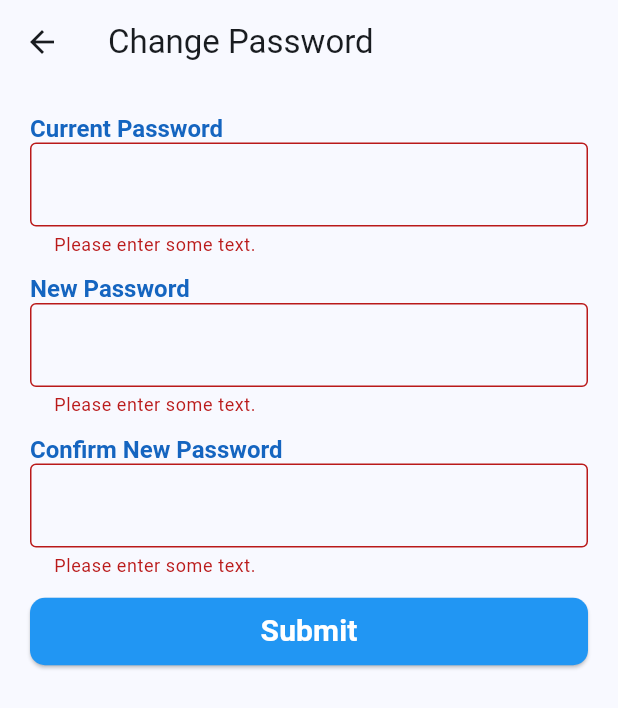
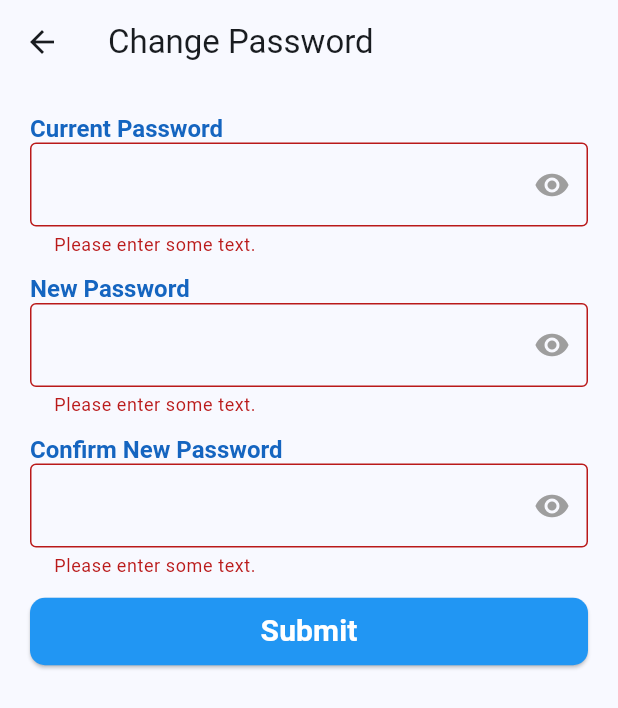
Before and after one commit to Pipeline-To-Better-Placemaking/P2BP-2025Spring-Mobile, a Flutter app: the ChangePasswordPage screen opened directly, after a tap on "Submit", on a phone screen of 412 x 824 dp. Shown: the top 708 px of the screen. Run offline on Flutter 3.47's test engine with Material 3 defaults, Android fonts, the phone set to English and light mode, and no system bars; our stand-ins replace cloud_firestore, firebase_auth, firebase_core; accounts and stored records are empty; generated files the repository leaves out were written again; network calls fail.

Commit message:
Add backend functionality to change password page
Also add toggling visibility of password fields feature from other pages, plus a couple tiny fixes/tweaks in other places.

```diff
--- a/lib/change_password_page.dart
+++ b/lib/change_password_page.dart
@@ -1,4 +1,5 @@
 import 'package:flutter/material.dart';
+import 'package:firebase_auth/firebase_auth.dart';
 import 'widgets.dart';
 
 class ChangePasswordPage extends StatelessWidget {
@@ -35,11 +36,15 @@ class ChangePasswordForm extends StatefulWidget {
 
 class _ChangePasswordFormState extends State<ChangePasswordForm> {
   final _formKey = GlobalKey<FormState>();
+  final User? _currentUser = FirebaseAuth.instance.currentUser;
   final TextEditingController // this comment is for fixing formatting
       _currentPasswordController = TextEditingController(),
       _newPasswordController = TextEditingController(),
       _confirmPasswordController = TextEditingController();
   String? _currentPassErrorText, _newPassErrorText, _confirmPassErrorText;
+  bool _currentPassObscureText = true;
+  bool _newPassObscureText = true;
+  bool _confirmPassObscureText = true;
 
   @override
   void dispose() {
@@ -47,6 +52,88 @@ class _ChangePasswordFormState extends State<ChangePasswordForm> {
     _newPasswordController.dispose();
     _confirmPasswordController.dispose();
     super.dispose();
+  }
+
+  // Returns true if current password matches, otherwise false and/or throws error.
+  Future<bool> _validateCurrentPassword(String password) async {
+    try {
+      // Verify given password matches user
+      UserCredential? userCredential =
+          await _currentUser?.reauthenticateWithCredential(
+        EmailAuthProvider.credential(
+          email: _currentUser.email!,
+          password: password,
+        ),
+      );
+      // If credential exists and matches current user, returns true
+      if (userCredential != null &&
+          userCredential.user?.uid == _currentUser?.uid) {
+        return true;
+      } else {
+        _currentPassErrorText = 'Current password given is not correct.';
+        return false;
+      }
+    } on FirebaseAuthException catch (e) {
+      String errorMessage = e.code;
+      _currentPassErrorText = 'An error occurred: $errorMessage';
+      return false;
+    } catch (e) {
+      _currentPassErrorText = 'An error occurred: $e';
+      return false;
+    }
+  }
+
+  // Validates data and then updates the password if everything validates.
+  Future<void> _submitForm() async {
+    String currentPass = _currentPasswordController.text,
+        newPass = _newPasswordController.text,
+        confirmPass = _confirmPasswordController.text;
+    bool isCurrentPassValid = false;
+
+    // Resets all error states to null before validating
+    _currentPassErrorText = null;
+    _newPassErrorText = null;
+    _confirmPassErrorText = null;
+
+    // Verify current password given matches this account's password.
+    isCurrentPassValid = await _validateCurrentPassword(currentPass);
+
+    // Checks that none of the fields are empty
+    if (currentPass.isEmpty) {
+      _currentPassErrorText = 'Please enter some text.';
+    }
+    if (newPass.isEmpty) {
+      _newPassErrorText = 'Please enter some text.';
+    }
+    if (confirmPass.isEmpty) {
+      _confirmPassErrorText = 'Please enter some text.';
+    }
+
+    // Verify new and confirm password fields are not empty and they match.
+    if (_newPassErrorText == null &&
+        _confirmPassErrorText == null &&
+        newPass != confirmPass) {
+      _newPassErrorText = 'Passwords do not match.';
+      _confirmPassErrorText = 'Passwords do not match.';
+    }
+
+    // Only succeeds if none of the fields had an error and current pass was valid.
+    if (_currentPassErrorText == null &&
+        _newPassErrorText == null &&
+        _confirmPassErrorText == null &&
+        isCurrentPassValid) {
+      try {
+        await _currentUser?.updatePassword(newPass);
+        ScaffoldMessenger.of(context).showSnackBar(
+          SnackBar(content: Text('Password changed successfully.')),
+        );
+      } on FirebaseAuthException catch (e) {
+        String errorMessage = e.code;
+        _currentPassErrorText = 'An error occurred: $errorMessage';
+      }
+    }
+
+    setState(() {});
   }
 
   @override
@@ -58,22 +145,63 @@ class _ChangePasswordFormState extends State<ChangePasswordForm> {
           const Text('Current Password'),
           PasswordTextFormField(
             controller: _currentPasswordController,
+            obscureText: _currentPassObscureText,
             forceErrorText: _currentPassErrorText,
-            decoration: InputDecoration(border: OutlineInputBorder()),
+            decoration: InputDecoration(
+              border: OutlineInputBorder(),
+              suffixIcon: IconButton(
+                icon: const Icon(
+                  Icons.visibility,
+                  color: Colors.grey,
+                ),
+                onPressed: () {
+                  // Toggle password visibility
+                  setState(
+                      () => _currentPassObscureText = !_currentPassObscureText);
+                },
+              ),
+            ),
           ),
           SizedBox(height: 12),
           const Text('New Password'),
           PasswordTextFormField(
             controller: _newPasswordController,
+            obscureText: _newPassObscureText,
             forceErrorText: _newPassErrorText,
-            decoration: InputDecoration(border: OutlineInputBorder()),
+            decoration: InputDecoration(
+              border: OutlineInputBorder(),
+              suffixIcon: IconButton(
+                icon: const Icon(
+                  Icons.visibility,
+                  color: Colors.grey,
+                ),
+                onPressed: () {
+                  // Toggle password visibility
+                  setState(() => _newPassObscureText = !_newPassObscureText);
+                },
+              ),
+            ),
           ),
           SizedBox(height: 12),
           const Text('Confirm New Password'),
           PasswordTextFormField(
             controller: _confirmPasswordController,
+            obscureText: _confirmPassObscureText,
             forceErrorText: _confirmPassErrorText,
-            decoration: InputDecoration(border: OutlineInputBorder()),
+            decoration: InputDecoration(
+              border: OutlineInputBorder(),
+              suffixIcon: IconButton(
+                icon: const Icon(
+                  Icons.visibility,
+                  color: Colors.grey,
+                ),
+                onPressed: () {
+                  // Toggle password visibility
+                  setState(
+                      () => _confirmPassObscureText = !_confirmPassObscureText);
+                },
+              ),
+            ),
           ),
           SizedBox(height: 12),
           ElevatedButton(
@@ -84,43 +212,7 @@ class _ChangePasswordFormState extends State<ChangePasswordForm> {
                 borderRadius: BorderRadius.circular(10),
               ),
             ),
-            onPressed: () {
-              setState(() {
-                // All validation logic is here
-                String currentPass = _currentPasswordController.text,
-                    newPass = _newPasswordController.text,
-                    confirmPass = _confirmPasswordController.text;
-                // Resets all error states to null before validating
-                _currentPassErrorText = null;
-                _newPassErrorText = null;
-                _confirmPassErrorText = null;
-                if (currentPass.isEmpty) {
-                  _currentPassErrorText = 'Please enter some text.';
-                }
-                if (newPass.isEmpty) {
-                  _newPassErrorText = 'Please enter some text.';
-                }
-                if (confirmPass.isEmpty) {
-                  _confirmPassErrorText = 'Please enter some text.';
-                }
-                // TODO: Add check/error text for if current pass is wrong
-                if (newPass.isNotEmpty &&
-                    confirmPass.isNotEmpty &&
-                    newPass != confirmPass) {
-                  _newPassErrorText = 'Passwords do not match.';
-                  _confirmPassErrorText = 'Passwords do not match.';
-                }
-                // Only succeeds if none of the fields had an error
-                if (_currentPassErrorText == null &&
-                    _newPassErrorText == null &&
-                    _confirmPassErrorText == null) {
-                  // TODO: Change password on backend here
-                  ScaffoldMessenger.of(context).showSnackBar(
-                    const SnackBar(content: Text('Processing Data...')),
-                  );
-                }
-              });
-            },
+            onPressed: _submitForm,
             child: const Text(
               'Submit',
               style: TextStyle(
--- a/lib/forgot_password_page.dart
+++ b/lib/forgot_password_page.dart
@@ -2,7 +2,6 @@ import 'package:flutter/material.dart';
 import 'package:firebase_auth/firebase_auth.dart';
 import 'theme.dart';
 import 'strings.dart';
-import 'reset_password_page.dart';
 
 class ForgotPasswordPage extends StatelessWidget {
   const ForgotPasswordPage({super.key});
@@ -144,7 +143,7 @@ class _ForgotPasswordFormState extends State<ForgotPasswordForm> {
               _message,
               style: TextStyle(
                   color: !_isEmailValid ? Colors.red : Colors.green,
-                  fontWeight: FontWeight.bold),
+                  fontWeight: FontWeight.normal),
             ),
           TextFormField(
             controller: _emailController,
--- a/lib/login_screen.dart
+++ b/lib/login_screen.dart
@@ -197,8 +197,7 @@ class _LoginFormState extends State<LoginForm> {
         });
 
         // Successfully logged in, navigate to the home screen
-        ScaffoldMessenger.of(context)
-            .clearSnackBars(); // Clear any existing snackbars
+        ScaffoldMessenger.of(context).clearSnackBars();
         ScaffoldMessenger.of(context).showSnackBar(
           SnackBar(content: Text('Welcome, $_fullName!')),
         );
--- a/lib/main.dart
+++ b/lib/main.dart
@@ -2,9 +2,7 @@ import 'package:flutter/material.dart';
 import 'package:firebase_core/firebase_core.dart';
 import 'firebase_options.dart';
 import 'package:firebase_auth/firebase_auth.dart';
-
 import 'create_project_details.dart';
-import 'package:p2bp_2025spring_mobile/search_location_screen.dart';
 import 'results_panel.dart';
 import 'edit_project_panel.dart';
 import 'forgot_password_page.dart';
```
